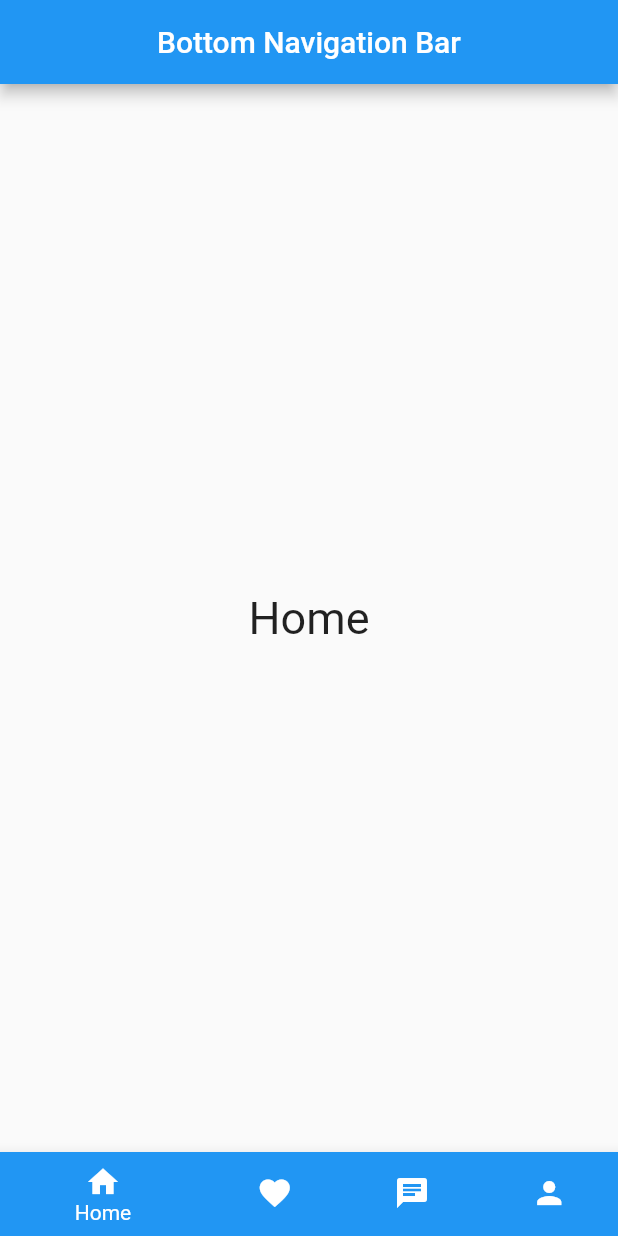
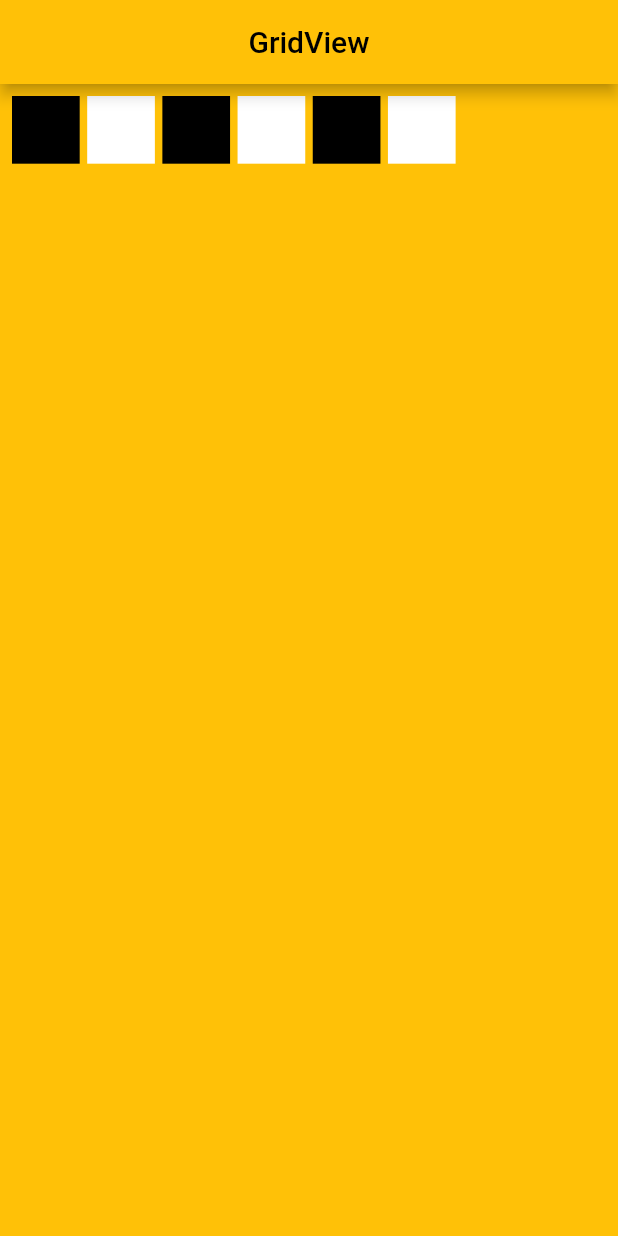
Before and after one commit to zahangiralamjp/widgets_in_classes, a Flutter app: the screen it shows after launch, on a phone screen of 412 x 824 dp. Run offline on Flutter 3.47's test engine with Material 2 defaults, Android fonts, the phone set to English and light mode, and no system bars.

Commit message:
GridView ///// 29.1

```diff
--- a/lib/main.dart
+++ b/lib/main.dart
@@ -1,90 +1,72 @@
 import 'package:flutter/material.dart';
 
-void main() {
-  runApp(MyApp());
+void main(List<String> args) {
+  runApp(MaterialApp(
+    theme: ThemeData(primarySwatch: Colors.amber),
+    debugShowCheckedModeBanner: false,
+    home: MyGridView(),
+    title: 'DefaultTabController',
+  ));
 }
 
-class MyApp extends StatelessWidget {
-  const MyApp({Key? key}) : super(key: key);
+class MyGridView extends StatefulWidget {
+  const MyGridView({Key? key}) : super(key: key);
 
   @override
+  _MyGridViewState createState() => _MyGridViewState();
+}
+
+class _MyGridViewState extends State<MyGridView> {
+  @override
   Widget build(BuildContext context) {
-    return MaterialApp(
-      debugShowCheckedModeBanner: false,
-      home: MyBottomNavigationBar(),
+    return Scaffold(
+      backgroundColor: Colors.amber,
+      appBar: AppBar(
+        title: Text('GridView'),
+        centerTitle: true,
+      ),
+      body: Center(
+        child: Padding(
+          padding: const EdgeInsets.all(8.0),
+          child: GridView.count(
+            crossAxisCount: 8,
+            mainAxisSpacing: 5,
+            crossAxisSpacing: 5,
+            children: [
+              Container(
+                width: 50,
+                height: 50,
+                color: Colors.black,
+              ),
+              Container(
+                width: 50,
+                height: 50,
+                color: Colors.white,
+              ),
+              Container(
+                width: 50,
+                height: 50,
+                color: Colors.black,
+              ),
+              Container(
+                width: 50,
+                height: 50,
+                color: Colors.white,
+              ),
+              Container(
+                width: 50,
+                height: 50,
+                color: Colors.black,
+              ),
+              Container(
+                width: 50,
+                height: 50,
+                color: Colors.white,
+              ),
+            ],
+          ),
+        ),
+      ),
     );
   }
 }
-
-class MyBottomNavigationBar extends StatefulWidget {
-  const MyBottomNavigationBar({Key? key}) : super(key: key);
-
-  @override
-  _MyBottomNavigationBarState createState() => _MyBottomNavigationBarState();
-}
-
-class _MyBottomNavigationBarState extends State<MyBottomNavigationBar> {
-  var currentIndex = 0;
-  final screen = [
-    Center(
-      child: Text(
-        'Home',
-        style: TextStyle(fontSize: 30),
-      ),
-    ),
-    Center(
-      child: Text(
-        'Label',
-        style: TextStyle(fontSize: 30),
-      ),
-    ),
-    Center(
-      child: Text(
-        'Chat',
-        style: TextStyle(fontSize: 30),
-      ),
-    ),
-    Center(
-      child: Text(
-        'Person',
-        style: TextStyle(fontSize: 30),
-      ),
-    ),
-  ];
-  @override
-  Widget build(BuildContext context) {
-    return Scaffold(
-      body: screen[currentIndex],
-      appBar: AppBar(
-        title: Text('Bottom Navigation Bar'),
-        centerTitle: true,
-      ),
-      bottomNavigationBar: BottomNavigationBar(
-          currentIndex: currentIndex,
-          onTap: (index) => setState(() => currentIndex = index),
-          items: [
-            BottomNavigationBarItem(
-              icon: Icon(
-                Icons.home,
-              ),
-              label: 'Home',
-              backgroundColor: Colors.blue,
-            ),
-            BottomNavigationBarItem(
-              icon: Icon(Icons.favorite),
-              label: 'Label',
-              backgroundColor: Colors.deepOrangeAccent,
-            ),
-            BottomNavigationBarItem(
-                icon: Icon(Icons.chat),
-                label: 'Chat',
-                backgroundColor: Colors.indigo),
-            BottomNavigationBarItem(
-              icon: Icon(Icons.person),
-              label: 'Person',
-              backgroundColor: Colors.deepPurpleAccent,
-            ),
-          ]),
-    );
-  }
-}
```
